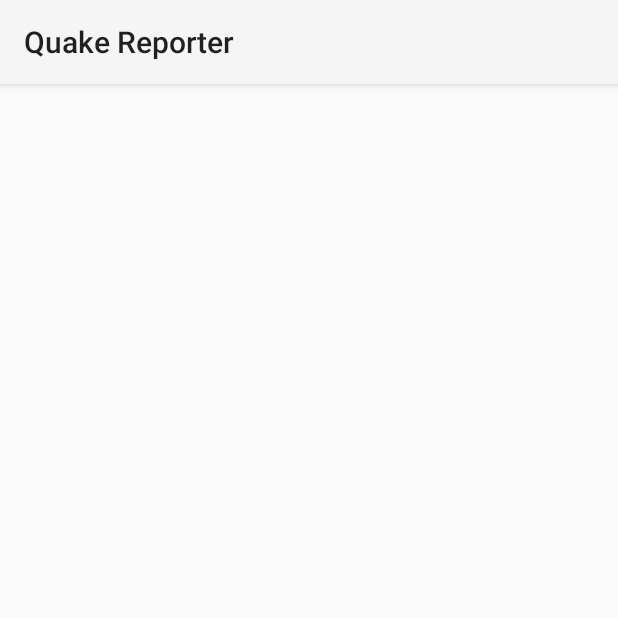
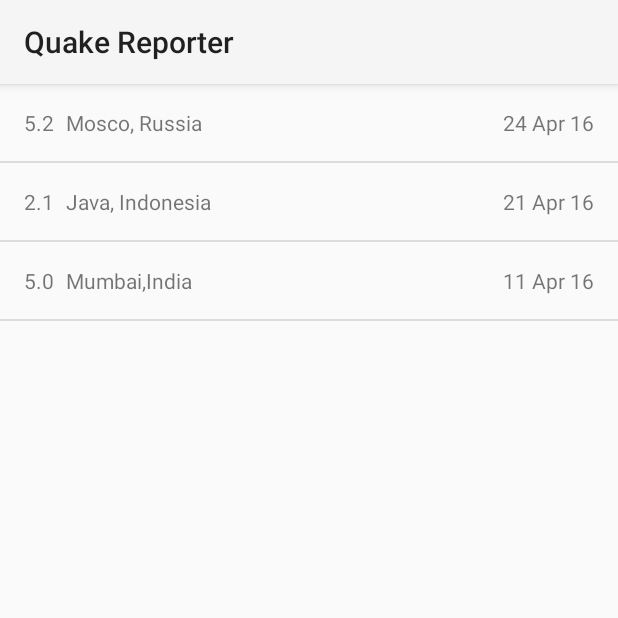
Before and after one commit to M-ZubairAhmed/Android-QuakeReporter, an Android app: the screen it shows after launch (MainActivity), on a phone screen of 412 x 824 dp, the top half of it. Run offline under Robolectric (Android 15) with nearby library versions, the light colour scheme and no system bars.

Commit message:
set placeholder adapter

```diff
--- a/app/src/main/java/com/mastermindapps/quakereporter/MainActivity.java
+++ b/app/src/main/java/com/mastermindapps/quakereporter/MainActivity.java
@@ -9,6 +9,7 @@ import java.util.ArrayList;
 public class MainActivity extends AppCompatActivity {
 
     private ArrayList<MainEarthquareData> arrayListMain;
+    private MainEarthquakeAdapter adapter;
 
     @Override
     protected void onCreate(Bundle savedInstanceState) {
@@ -18,7 +19,10 @@ public class MainActivity extends AppCompatActivity {
         arrayListMain = new ArrayList<>();
         arrayListMain.add(new MainEarthquareData("5.2","Mosco, Russia", "24 Apr 16"));
         arrayListMain.add(new MainEarthquareData("2.1","Java, Indonesia", "21 Apr 16"));
+        arrayListMain.add(new MainEarthquareData("5.0","Mumbai,India", "11 Apr 16"));
+        adapter = new MainEarthquakeAdapter(this,arrayListMain);
+
         ListView listView = (ListView) findViewById(R.id.list_view_xml);
-
+        listView.setAdapter(adapter);
     }
 }
--- a/app/src/main/java/com/mastermindapps/quakereporter/MainEarthquakeAdapter.java
+++ b/app/src/main/java/com/mastermindapps/quakereporter/MainEarthquakeAdapter.java
@@ -1,7 +1,38 @@
 package com.mastermindapps.quakereporter;
 
+import android.content.Context;
+import android.support.annotation.NonNull;
+import android.support.annotation.Nullable;
+import android.view.LayoutInflater;
+import android.view.View;
+import android.view.ViewGroup;
 import android.widget.ArrayAdapter;
+import android.widget.TextView;
 
-public class MainEarthquakeAdapter extends ArrayAdapter {
+import java.util.ArrayList;
 
+public class MainEarthquakeAdapter extends ArrayAdapter<MainEarthquareData> {
+
+    public MainEarthquakeAdapter(@NonNull Context context, @NonNull ArrayList<MainEarthquareData> arrayListMain) {
+        super(context, 0, arrayListMain);
+    }
+
+    @NonNull
+    @Override
+    public View getView(int position, @Nullable View convertView, @NonNull ViewGroup parent) {
+        View rowView = convertView;
+        if (rowView == null){
+            rowView = LayoutInflater.from(getContext()).inflate(R.layout.row_main,parent,false);
+        }
+        MainEarthquareData item = getItem(position);
+
+        TextView ritcher_text = (TextView) rowView.findViewById(R.id.row_main_ritcher_xml);
+        ritcher_text.setText(item.getRitcher());
+        TextView place_text = (TextView) rowView.findViewById(R.id.row_main_city_xml);
+        place_text.setText(item.getPlace());
+        TextView date_text = (TextView) rowView.findViewById(R.id.row_main_date_xml);
+        date_text.setText(item.getDate());
+
+        return rowView;
+    }
 }
```
